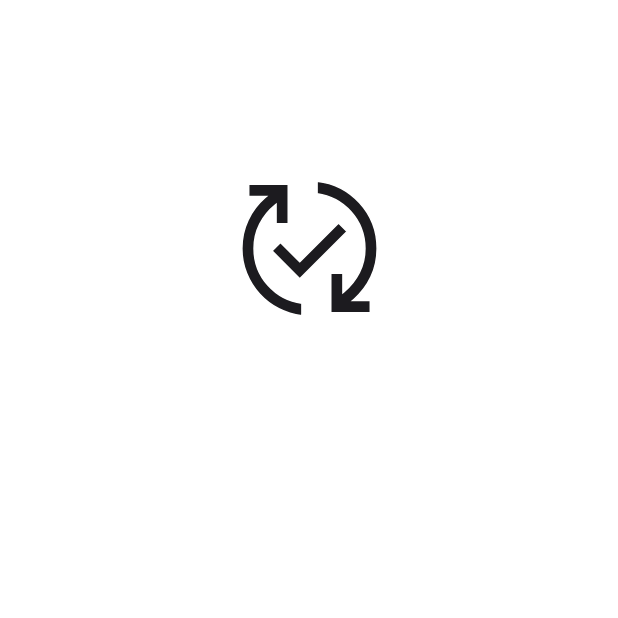
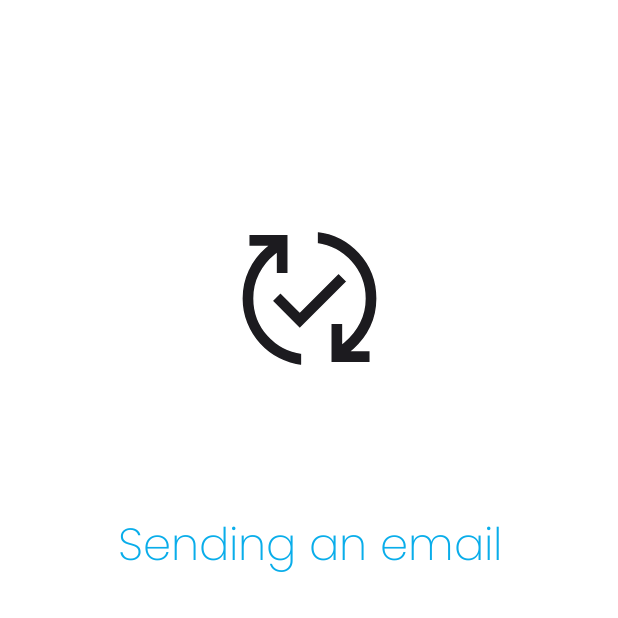
Before and after one commit to ThreeSmart/NAVIO, an Android app: the SendingEmailActivity screen opened directly, with no data from a screen before it, on a phone screen of 412 x 824 dp, the top half of it. Run offline under Robolectric (Android 15) with nearby library versions, the phone set to English and light mode, and no system bars.

Commit message:
forgot password logics

```diff
--- a/app/src/main/AndroidManifest.xml
+++ b/app/src/main/AndroidManifest.xml
@@ -16,7 +16,7 @@
         android:usesCleartextTraffic="true"
         tools:targetApi="m">
         <activity
-            android:name=".SendingEmailActivity"
+            android:name=".ui.forgot_pass.SendingEmailActivity"
             android:exported="false" />
         <activity
             android:name=".ui.splash.SplashActivity"
--- a/app/src/main/java/com/example/navio/backend/api/CallBack.java
+++ b/app/src/main/java/com/example/navio/backend/api/CallBack.java
@@ -1,9 +1,10 @@
 package com.example.navio.backend.api;
 
+import org.json.JSONException;
 import org.json.JSONObject;
 
 public interface CallBack {
 
-    void execute(final JSONObject s);
+    void execute(final JSONObject s) throws JSONException;
 
 }
--- /dev/null
+++ b/app/src/main/java/com/example/navio/ui/forgot_pass/SendingEmailActivity.java
@@ -0,0 +1,53 @@
+package com.example.navio.ui.forgot_pass;
+
+import androidx.appcompat.app.AppCompatActivity;
+
+import android.os.Bundle;
+import android.view.animation.Animation;
+import android.view.animation.TranslateAnimation;
+import android.widget.ImageView;
+import android.widget.TextView;
+
+import com.example.navio.R;
+
+public class SendingEmailActivity extends AppCompatActivity {
+
+    @Override
+    protected void onCreate(Bundle savedInstanceState) {
+        super.onCreate(savedInstanceState);
+        setContentView(R.layout.activity_sending_email);
+
+        final ImageView sendingIcon = findViewById(R.id.sending_icon);
+        final TextView sendingCodeText = findViewById(R.id.sending_an_email_text);
+
+        final Animation sendingAnimation = new TranslateAnimation(0.0f, 0f, 50.0f, 100.0f);
+        sendingAnimation.setDuration(800);
+        sendingIcon.startAnimation(sendingAnimation);
+
+        final Animation sendingCodeTextAnimation = new TranslateAnimation(0.0f, 0f, 150.0f, 50.0f);
+        sendingCodeTextAnimation.setDuration(800);
+        sendingCodeText.startAnimation(sendingCodeTextAnimation);
+
+        sendingAnimation.setAnimationListener(new Animation.AnimationListener() {
+            @Override
+            public void onAnimationStart(Animation animation) {
+            }
+
+            @Override
+            public void onAnimationEnd(Animation animation) {
+                sendingAnimation.setFillAfter(true);
+                sendingIcon.setY(sendingIcon.getY() + 100.0f);
+                sendingIcon.clearAnimation();
+
+                sendingCodeTextAnimation.setFillAfter(true);
+                sendingCodeText.setY(sendingCodeText.getY() + 50);
+                sendingCodeText.clearAnimation();
+            }
+
+            @Override
+            public void onAnimationRepeat(Animation animation) {
+
+            }
+        });
+    }
+}
--- a/app/src/main/res/layout/activity_sending_email.xml
+++ b/app/src/main/res/layout/activity_sending_email.xml
@@ -4,10 +4,23 @@
     xmlns:tools="http://schemas.android.com/tools"
     android:layout_width="match_parent"
     android:layout_height="match_parent"
-    tools:context=".SendingEmailActivity">
+    tools:context=".ui.forgot_pass.SendingEmailActivity">
+
+    <TextView
+        android:id="@+id/sending_an_email_text"
+        android:layout_width="wrap_content"
+        android:layout_height="wrap_content"
+        android:layout_marginTop="30dp"
+        android:fontFamily="@font/poppins_extra_light"
+        android:text="@string/sending_an_email"
+        android:textColor="@color/ts_color"
+        android:textSize="30sp"
+        app:layout_constraintEnd_toEndOf="@+id/sending_icon"
+        app:layout_constraintStart_toStartOf="@+id/sending_icon"
+        app:layout_constraintTop_toBottomOf="@+id/sending_icon" />
 
     <ImageView
-        android:id="@+id/imageView4"
+        android:id="@+id/sending_icon"
         android:layout_width="wrap_content"
         android:layout_height="wrap_content"
         android:layout_marginTop="120dp"
--- a/app/src/main/res/values/strings.xml
+++ b/app/src/main/res/values/strings.xml
@@ -26,4 +26,5 @@
     <string name="password_reset">Password reset</string>
     <string name="email">Email</string>
     <string name="send">Send</string>
+    <string name="sending_an_email">Sending an email</string>
 </resources>
```
Also changed, not shown: app/src/main/java/com/example/navio/SendingEmailActivity.java (deleted, +0 -14 lines), app/src/main/java/com/example/navio/backend/enums/EmailType.java (added, +19 -0 lines), app/src/main/java/com/example/navio/ui/forgot_pass/ForgotPasswordActivity.java (+42 -5 lines).
